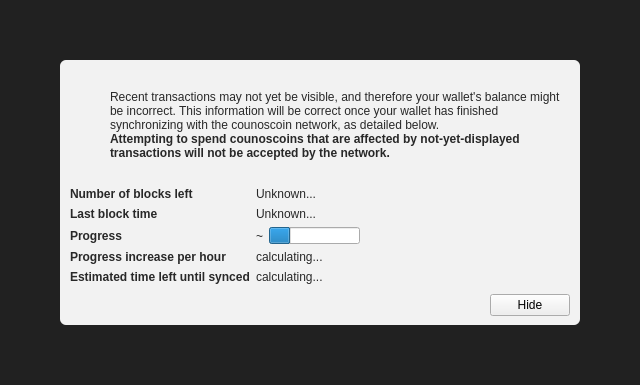
Before: the Qt Designer form src/qt/forms/modaloverlay.ui in counos/CounosCoin, drawn with Qt 5.
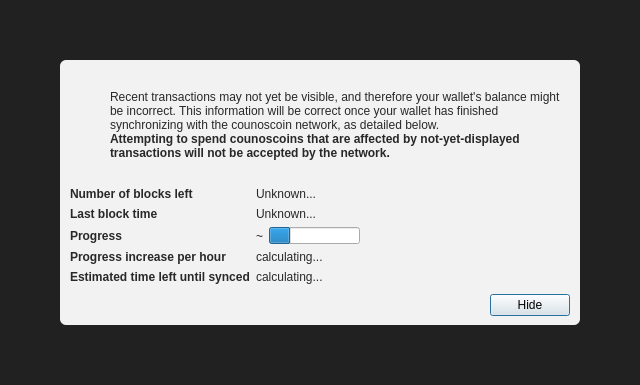
After: the same form once the commit is applied. Icons and pictures are not drawn. Custom widgets are drawn as their Qt base class.

```diff
--- a/src/qt/forms/modaloverlay.ui
+++ b/src/qt/forms/modaloverlay.ui
@@ -351,6 +351,12 @@
              <property name="text">
               <string>Hide</string>
              </property>
+             <property name="focusPolicy">
+              <enum>Qt::StrongFocus</enum>
+             </property>
+             <property name="default">
+              <bool>true</bool>
+             </property>
             </widget>
            </item>
           </layout>
```
Left out of the diff: 2 changed lines with no effect on the pictures.
